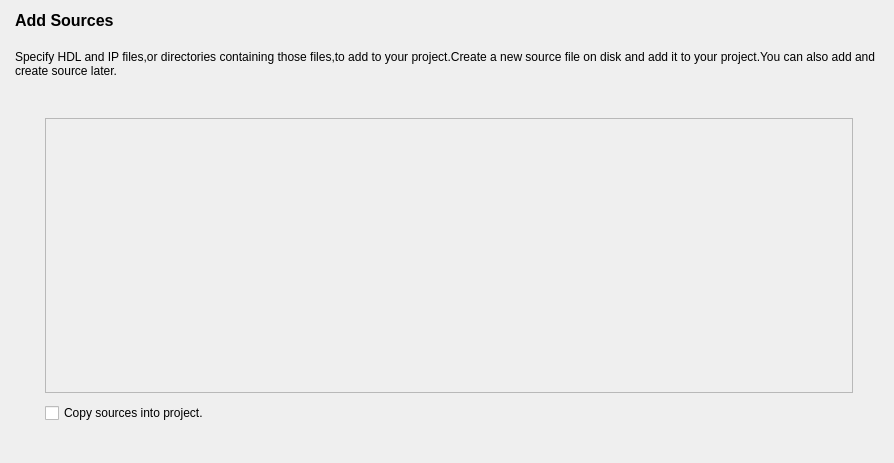
This is src/NewProject/add_source_form.ui in os-fpga/FOEDAG as Qt 5 draws it before an edit. The edited form follows.
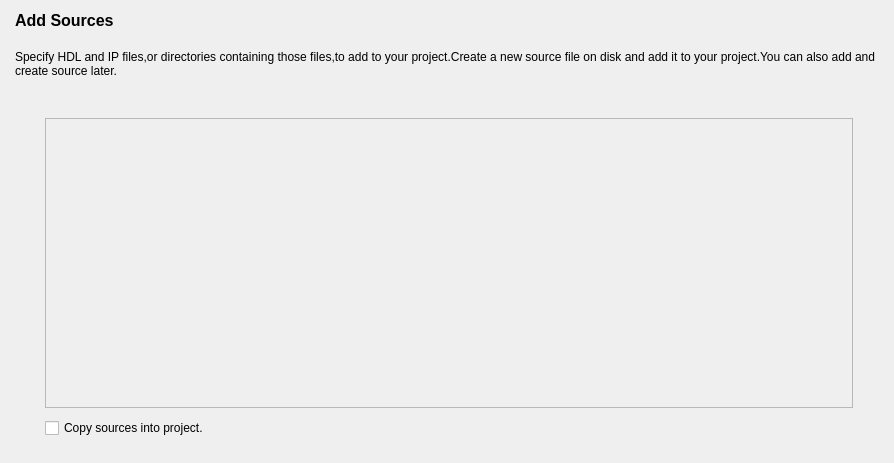
This is the edited form.

```diff
--- a/src/NewProject/add_source_form.ui
+++ b/src/NewProject/add_source_form.ui
@@ -21,7 +21,7 @@
     <number>15</number>
    </property>
    <property name="bottomMargin">
-    <number>15</number>
+    <number>0</number>
    </property>
    <item>
     <widget class="QLabel" name="m_labelTitle">
```
